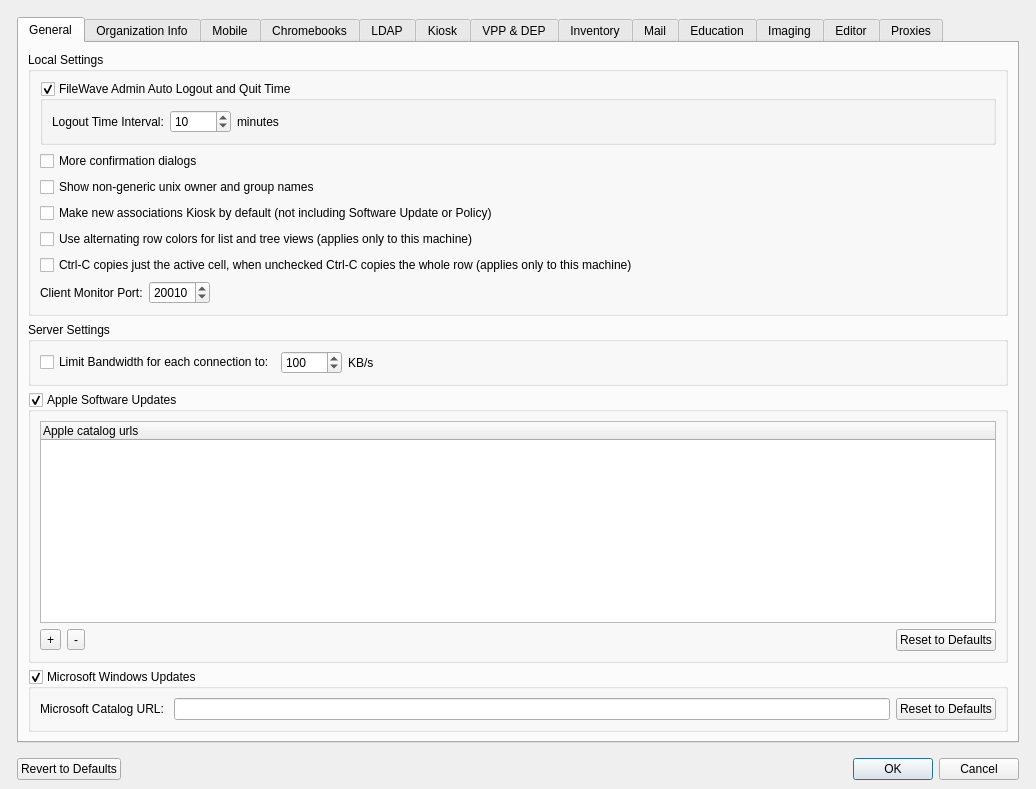
fw-dev/translations, file FWAdminLib/Preferences/WinAdminPrefDlg.ui: the form before one commit.
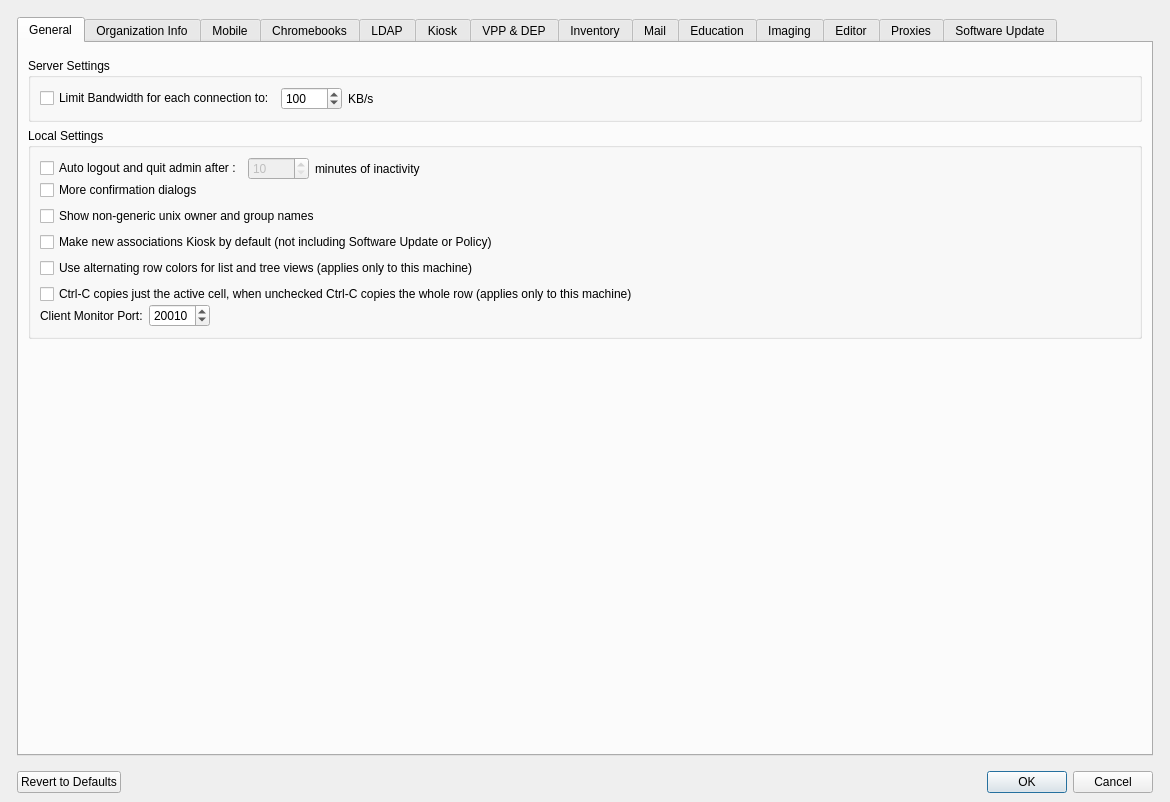
The form after the commit. Custom widgets are drawn as their Qt base class.

Diff of the .ui file:
```diff
--- a/FWAdminLib/Preferences/WinAdminPrefDlg.ui
+++ b/FWAdminLib/Preferences/WinAdminPrefDlg.ui
@@ -6,8 +6,8 @@
    <rect>
     <x>0</x>
     <y>0</y>
-    <width>1036</width>
-    <height>789</height>
+    <width>1170</width>
+    <height>802</height>
    </rect>
   </property>
   <property name="windowTitle">
@@ -52,151 +52,16 @@
         <property name="elideMode">
          <enum>Qt::ElideNone</enum>
         </property>
+        <property name="usesScrollButtons">
+         <bool>false</bool>
+        </property>
         <widget class="QWidget" name="tabGeneral">
          <attribute name="title">
           <string>General</string>
          </attribute>
          <layout class="QVBoxLayout" name="verticalLayout_5">
           <item>
-           <widget class="QGroupBox" name="LocalSettings">
-            <property name="toolTip">
-             <string>These settings are stored locally on this computer, in your user defaults.  They do not persist across multiple logins or machines.</string>
-            </property>
-            <property name="title">
-             <string>Local Settings</string>
-            </property>
-            <layout class="QGridLayout" name="gridLayout_7">
-             <item row="0" column="0" colspan="3">
-              <widget class="QGroupBox" name="m_autoLogoutTimeGB">
-               <property name="enabled">
-                <bool>true</bool>
-               </property>
-               <property name="title">
-                <string>FileWave Admin Auto Logout and Quit Time</string>
-               </property>
-               <property name="checkable">
-                <bool>true</bool>
-               </property>
-               <property name="checked">
-                <bool>true</bool>
-               </property>
-               <layout class="QHBoxLayout" name="horizontalLayout_14">
-                <item>
-                 <widget class="QLabel" name="logoutTimeIntervalLB">
-                  <property name="text">
-                   <string>Logout Time Interval:</string>
-                  </property>
-                 </widget>
-                </item>
-                <item>
-                 <widget class="QSpinBox" name="m_timeInterval">
-                  <property name="maximum">
-                   <number>36000</number>
-                  </property>
-                  <property name="singleStep">
-                   <number>1</number>
-                  </property>
-                  <property name="value">
-                   <number>10</number>
-                  </property>
-                 </widget>
-                </item>
-                <item>
-                 <widget class="QLabel" name="label_2">
-                  <property name="text">
-                   <string>minutes</string>
-                  </property>
-                 </widget>
-                </item>
-                <item>
-                 <spacer name="horizontalSpacer_3">
-                  <property name="orientation">
-                   <enum>Qt::Horizontal</enum>
-                  </property>
-                  <property name="sizeHint" stdset="0">
-                   <size>
-                    <width>306</width>
-                    <height>20</height>
-                   </size>
-                  </property>
-                 </spacer>
-                </item>
-               </layout>
-              </widget>
-             </item>
-             <item row="5" column="0" colspan="3">
-              <widget class="QCheckBox" name="copySelectedCellCheckbox">
-               <property name="text">
-                <string>Ctrl-C copies just the active cell, when unchecked Ctrl-C copies the whole row (applies only to this machine)</string>
-               </property>
-              </widget>
-             </item>
-             <item row="1" column="0" colspan="2">
-              <widget class="QCheckBox" name="m_moreDialogsCheckbox">
-               <property name="toolTip">
-                <string>More confirm/cancel dialogs will appear for actions that modify or delete data</string>
-               </property>
-               <property name="text">
-                <string>More confirmation dialogs</string>
-               </property>
-              </widget>
-             </item>
-             <item row="4" column="0" colspan="3">
-              <widget class="QCheckBox" name="alternatingRowColorsCheckbox">
-               <property name="text">
-                <string>Use alternating row colors for list and tree views (applies only to this machine)</string>
-               </property>
-              </widget>
-             </item>
-             <item row="2" column="0" colspan="3">
-              <widget class="QCheckBox" name="m_ownershipCheckbox">
-               <property name="text">
-                <string>Show non-generic unix owner and group names</string>
-               </property>
-              </widget>
-             </item>
-             <item row="6" column="1">
-              <widget class="QSpinBox" name="m_monitorPort">
-               <property name="minimum">
-                <number>1024</number>
-               </property>
-               <property name="maximum">
-                <number>65535</number>
-               </property>
-               <property name="value">
-                <number>20010</number>
-               </property>
-              </widget>
-             </item>
-             <item row="6" column="0">
-              <widget class="QLabel" name="label_32">
-               <property name="text">
-                <string>Client Monitor Port:</string>
-               </property>
-              </widget>
-             </item>
-             <item row="6" column="2">
-              <spacer name="horizontalSpacer_24">
-               <property name="orientation">
-                <enum>Qt::Horizontal</enum>
-               </property>
-               <property name="sizeHint" stdset="0">
-                <size>
-                 <width>406</width>
-                 <height>20</height>
-                </size>
-               </property>
-              </spacer>
-             </item>
-             <item row="3" column="0" colspan="3">
-              <widget class="QCheckBox" name="kioskAssociationCheckbox">
-               <property name="text">
-                <string>Make new associations Kiosk by default (not including Software Update or Policy)</string>
-               </property>
-              </widget>
-             </item>
-            </layout>
-           </widget>
+           <widget class="SSLCertificateForm" name="certBox" native="true"/>
           </item>
           <item>
            <widget class="QGroupBox" name="serverSettings">
@@ -254,98 +119,203 @@
            </widget>
           </item>
           <item>
-           <widget class="QGroupBox" name="cbAppleSUCatalog">
+           <widget class="QGroupBox" name="LocalSettings">
             <property name="toolTip">
              <string>These settings are stored on the server, and will be the same across all administrators.</string>
             </property>
             <property name="title">
-             <string>Apple Software Updates</string>
+             <string>Local Settings</string>
             </property>
-            <property name="checkable">
-             <bool>true</bool>
-            </property>
-            <layout class="QVBoxLayout" name="verticalLayout_21">
+            <layout class="QVBoxLayout" name="verticalLayout_7">
+             <property name="spacing">
+              <number>0</number>
+             </property>
              <item>
-              <widget class="EditableTreeWidget" name="AppleSUCatalogsView">
-               <property name="rootIsDecorated">
-                <bool>false</bool>
-               </property>
-               <column>
-                <property name="text">
-                 <string>Apple catalog urls</string>
+              <widget class="QWidget" name="widget_3" native="true">
+               <layout class="QHBoxLayout" name="horizontalLayout_11">
+                <property name="leftMargin">
+                 <number>0</number>
                 </property>
-               </column>
+                <property name="topMargin">
+                 <number>0</number>
+                </property>
+                <property name="rightMargin">
+                 <number>0</number>
+                </property>
+                <property name="bottomMargin">
+                 <number>0</number>
+                </property>
+                <item>
+                 <widget class="QCheckBox" name="m_autoLogoutTimeGB">
+                  <property name="text">
+                   <string>Auto logout and quit admin after :</string>
+                  </property>
+                 </widget>
+                </item>
+                <item>
+                 <widget class="QSpinBox" name="m_timeInterval">
+                  <property name="enabled">
+                   <bool>false</bool>
+                  </property>
+                  <property name="minimum">
+                   <number>10</number>
+                  </property>
+                  <property name="maximum">
+                   <number>36000</number>
+                  </property>
+                  <property name="singleStep">
+                   <number>1</number>
+                  </property>
+                  <property name="value">
+                   <number>10</number>
+                  </property>
+                 </widget>
+                </item>
+                <item>
+                 <widget class="QLabel" name="label_2">
+                  <property name="text">
+                   <string>minutes of inactivity</string>
+                  </property>
+                 </widget>
+                </item>
+                <item>
+                 <spacer name="horizontalSpacer_12">
+                  <property name="orientation">
+                   <enum>Qt::Horizontal</enum>
+                  </property>
+                  <property name="sizeHint" stdset="0">
+                   <size>
+                    <width>40</width>
+                    <height>20</height>
+                   </size>
+                  </property>
+                 </spacer>
+                </item>
+               </layout>
               </widget>
              </item>
              <item>
-              <layout class="QHBoxLayout" name="horizontalLayout_21">
-               <item>
-                <widget class="QToolButton" name="newAppleCatalogUrl">
-                 <property name="text">
-                  <string>+</string>
-                 </property>
-                </widget>
-               </item>
-               <item>
-                <widget class="QToolButton" name="deleteAppleCatalogUrl">
-                 <property name="text">
-                  <string>-</string>
-                 </property>
-                </widget>
-               </item>
-               <item>
-                <spacer name="horizontalSpacer_18">
-                 <property name="orientation">
-                  <enum>Qt::Horizontal</enum>
-                 </property>
-                 <property name="sizeHint" stdset="0">
-                  <size>
-                   <width>40</width>
-                   <height>20</height>
-                  </size>
-                 </property>
-                </spacer>
-               </item>
-               <item>
-                <widget class="QPushButton" name="resetAppleUrls">
-                 <property name="text">
-                  <string>Reset to Defaults</string>
-                 </property>
-                </widget>
-               </item>
-              </layout>
+              <widget class="QWidget" name="widget_4" native="true">
+               <layout class="QVBoxLayout" name="verticalLayout_6">
+                <property name="leftMargin">
+                 <number>0</number>
+                </property>
+                <property name="topMargin">
+                 <number>0</number>
+                </property>
+                <property name="rightMargin">
+                 <number>0</number>
+                </property>
+                <property name="bottomMargin">
+                 <number>0</number>
+                </property>
+                <item>
+                 <widget class="QCheckBox" name="m_moreDialogsCheckbox">
+                  <property name="toolTip">
+                   <string>More confirm/cancel dialogs will appear for actions that modify or delete data</string>
+                  </property>
+                  <property name="text">
+                   <string>More confirmation dialogs</string>
+                  </property>
+                 </widget>
+                </item>
+                <item>
+                 <widget class="QCheckBox" name="m_ownershipCheckbox">
+                  <property name="text">
+                   <string>Show non-generic unix owner and group names</string>
+                  </property>
+                 </widget>
+                </item>
+                <item>
+                 <widget class="QCheckBox" name="kioskAssociationCheckbox">
+                  <property name="text">
+                   <string>Make new associations Kiosk by default (not including Software Update or Policy)</string>
+                  </property>
+                 </widget>
+                </item>
+                <item>
+                 <widget class="QCheckBox" name="alternatingRowColorsCheckbox">
+                  <property name="text">
+                   <string>Use alternating row colors for list and tree views (applies only to this machine)</string>
+                  </property>
+                 </widget>
+                </item>
+                <item>
+                 <widget class="QCheckBox" name="copySelectedCellCheckbox">
+                  <property name="text">
+                   <string>Ctrl-C copies just the active cell, when unchecked Ctrl-C copies the whole row (applies only to this machine)</string>
+                  </property>
+                 </widget>
+                </item>
+               </layout>
+              </widget>
+             </item>
+             <item>
+              <widget class="QWidget" name="widget_5" native="true">
+               <layout class="QHBoxLayout" name="horizontalLayout_12">
+                <property name="leftMargin">
+                 <number>0</number>
+                </property>
+                <property name="topMargin">
+                 <number>0</number>
+                </property>
+                <property name="rightMargin">
+                 <number>0</number>
+                </property>
+                <property name="bottomMargin">
+                 <number>0</number>
+                </property>
+                <item>
+                 <widget class="QLabel" name="label_32">
+                  <property name="text">
+                   <string>Client Monitor Port:</string>
+                  </property>
+                 </widget>
+                </item>
+                <item>
+                 <widget class="QSpinBox" name="m_monitorPort">
+                  <property name="minimum">
+                   <number>1024</number>
+                  </property>
+                  <property name="maximum">
+                   <number>65535</number>
+                  </property>
+                  <property name="value">
+                   <number>20010</number>
+                  </property>
+                 </widget>
+                </item>
+                <item>
+                 <spacer name="horizontalSpacer_24">
+                  <property name="orientation">
+                   <enum>Qt::Horizontal</enum>
+                  </property>
+                  <property name="sizeHint" stdset="0">
+                   <size>
+                    <width>406</width>
+                    <height>20</height>
+                   </size>
+                  </property>
+                 </spacer>
+                </item>
+               </layout>
+              </widget>
              </item>
             </layout>
            </widget>
           </item>
           <item>
-           <widget class="QGroupBox" name="cbMSSUCatalog">
-            <property name="title">
-             <string>Microsoft Windows Updates</string>
+           <spacer name="verticalSpacer_8">
+            <property name="orientation">
+             <enum>Qt::Vertical</enum>
             </property>
-            <property name="checkable">
-             <bool>true</bool>
+            <property name="sizeHint" stdset="0">
+             <size>
+              <width>20</width>
+              <height>40</height>
+             </size>
             </property>
-            <layout class="QHBoxLayout" name="horizontalLayout_15">
-             <item>
-              <widget class="QLabel" name="lblMSSUCatalog">
-               <property name="text">
-                <string>Microsoft Catalog URL: </string>
-               </property>
-              </widget>
-             </item>
-             <item>
-              <widget class="QLineEdit" name="leMSSUCatalog"/>
-             </item>
-             <item>
-              <widget class="QPushButton" name="resetMicrosoftUrl">
-               <property name="text">
-                <string>Reset to Defaults</string>
-               </property>
-              </widget>
-             </item>
-            </layout>
-           </widget>
+           </spacer>
           </item>
          </layout>
         </widget>
@@ -2716,6 +2686,138 @@
           </item>
          </layout>
         </widget>
+        <widget class="QWidget" name="tabSoftwareUpdate">
+         <attribute name="title">
+          <string>Software Update</string>
+         </attribute>
+         <layout class="QVBoxLayout" name="verticalLayout_4">
+          <item>
+           <widget class="QGroupBox" name="cbAppleSUCatalog">
+            <property name="toolTip">
+             <string>These settings are stored on the server, and will be the same across all administrators.</string>
+            </property>
+            <property name="title">
+             <string>Apple Software Updates</string>
+            </property>
+            <property name="checkable">
+             <bool>true</bool>
+            </property>
+            <layout class="QVBoxLayout" name="verticalLayout_21">
+             <property name="spacing">
+              <number>0</number>
+             </property>
+             <item>
+              <widget class="EditableTreeWidget" name="AppleSUCatalogsView">
+               <property name="rootIsDecorated">
+                <bool>false</bool>
+               </property>
+               <column>
+                <property name="text">
+                 <string>Apple catalog urls</string>
+                </property>
+               </column>
+              </widget>
+             </item>
+             <item>
+              <layout class="QHBoxLayout" name="horizontalLayout_21">
+               <item>
+                <widget class="QToolButton" name="newAppleCatalogUrl">
+                 <property name="minimumSize">
+                  <size>
+                   <width>25</width>
+                   <height>25</height>
+                  </size>
+                 </property>
+                 <property name="text">
+                  <string>+</string>
+                 </property>
+                </widget>
+               </item>
+               <item>
+                <widget class="QToolButton" name="deleteAppleCatalogUrl">
+                 <property name="enabled">
+                  <bool>false</bool>
+                 </property>
+                 <property name="minimumSize">
+                  <size>
+                   <width>25</width>
+                   <height>25</height>
+                  </size>
+                 </property>
+                 <property name="text">
+                  <string>-</string>
+                 </property>
+                </widget>
+               </item>
+               <item>
+                <spacer name="horizontalSpacer_18">
+                 <property name="orientation">
+                  <enum>Qt::Horizontal</enum>
+                 </property>
+                 <property name="sizeHint" stdset="0">
+                  <size>
+                   <width>40</width>
+                   <height>20</height>
+                  </size>
+                 </property>
+                </spacer>
+               </item>
+               <item>
+                <widget class="QPushButton" name="resetAppleUrls">
+                 <property name="text">
+                  <string>Reset to Defaults</string>
+                 </property>
+                </widget>
+               </item>
+              </layout>
+             </item>
+            </layout>
+           </widget>
+          </item>
+          <item>
+           <widget class="QGroupBox" name="cbMSSUCatalog">
+            <property name="title">
+             <string>Microsoft Windows Updates</string>
+            </property>
+            <property name="checkable">
+             <bool>true</bool>
+            </property>
+            <layout class="QHBoxLayout" name="horizontalLayout_15">
+             <item>
+              <widget class="QLabel" name="lblMSSUCatalog">
+               <property name="text">
+                <string>Microsoft Catalog URL: </string>
+               </property>
+              </widget>
+             </item>
+             <item>
+              <widget class="QLineEdit" name="leMSSUCatalog"/>
+             </item>
+             <item>
+              <widget class="QPushButton" name="resetMicrosoftUrl">
+               <property name="text">
+                <string>Reset to Defaults</string>
+               </property>
+              </widget>
+             </item>
+            </layout>
+           </widget>
+          </item>
+          <item>
+           <spacer name="verticalSpacer_10">
+            <property name="orientation">
+             <enum>Qt::Vertical</enum>
+            </property>
+            <property name="sizeHint" stdset="0">
+             <size>
+              <width>20</width>
+              <height>40</height>
+             </size>
+            </property>
+           </spacer>
+          </item>
+         </layout>
+        </widget>
        </widget>
       </item>
      </layout>
```
Left out of the diff: 335 changed lines with no effect on the pictures.
